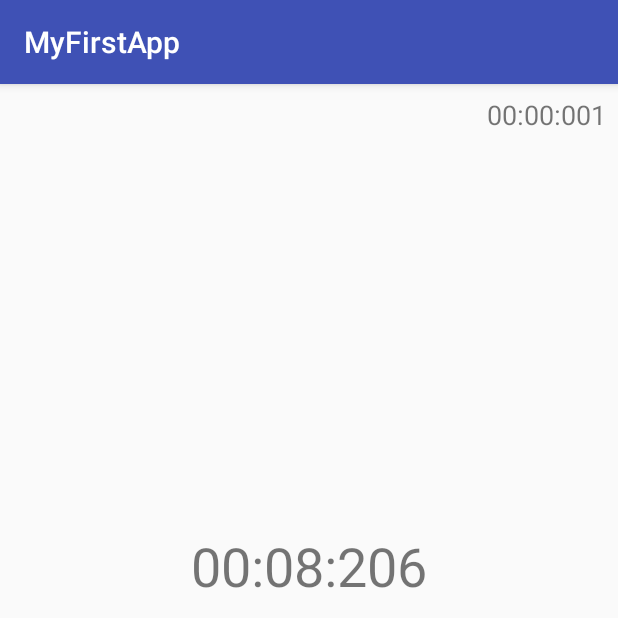
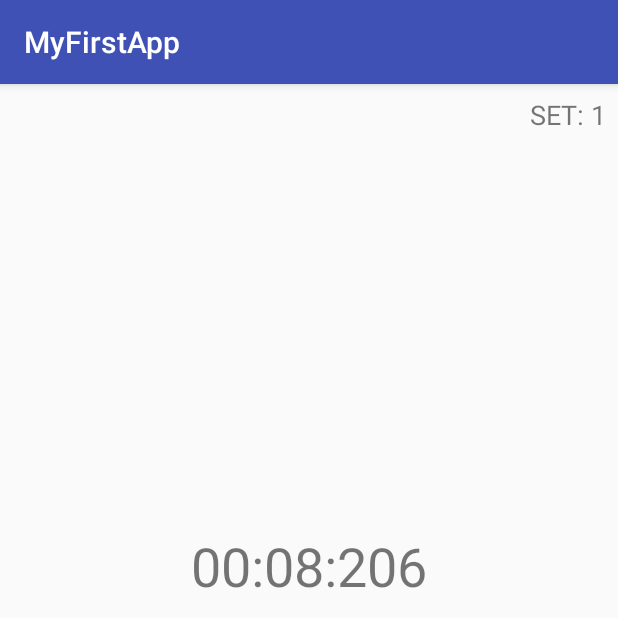
Before and after one commit to EitoSasaki/LearningDevApp, an Android app: the screen it shows after launch (MainActivity), after a tap on "START", on a phone screen of 412 x 824 dp, the top half of it. Run offline under Robolectric (Android 15) with nearby library versions, the phone set to English and light mode, and no system bars.

Commit message:
セット数の型を変更 セット数の表示を調整するメソッドの追加

```diff
--- a/app/src/main/java/com/example/myfirstapp/MainActivity.kt
+++ b/app/src/main/java/com/example/myfirstapp/MainActivity.kt
@@ -34,7 +34,7 @@ class MainActivity : AppCompatActivity() {
         //時間の設定
         var countTime: Long = 10000
         var interval: Long = 5000
-        var set: Long = 2
+        var set: Int = 2
 
         //Viewの設定
         val startButton = findViewById<Button>(R.id.startButton)
@@ -42,7 +42,7 @@ class MainActivity : AppCompatActivity() {
         timerText = findViewById<TextView>(R.id.displayTime)
         timerText!!.setText(dateFormat.format(countTime))
         setCountText = findViewById<TextView>(R.id.countSet)
-        setCountText!!.setText(dateFormat.format(1))
+        setCountText!!.setText("SET: 1")
 
         //効果音の設定
         //var soundOne: Int
@@ -67,13 +67,13 @@ class MainActivity : AppCompatActivity() {
         }
     }
 
-    internal inner class CountDown(countTime: Long, interval: Long, set: Long) : Runnable {
+    internal inner class CountDown(countTime: Long, interval: Long, set: Int) : Runnable {
         //変数の設定
         var timer: Long = 0 //カウントダウン用の時間をセット
         private val countTime: Long = countTime
         private val interval: Long = interval
-        private val set: Long = set //最大セット数
-        private var setCount: Long = 0 //セット数カウント用
+        private val set: Int = set //最大セット数
+        private var setCount: Int = 0 //セット数カウント用
         private var mode: Int = -1  //-1のときはインターバル
 
         override fun run() {
@@ -91,7 +91,7 @@ class MainActivity : AppCompatActivity() {
                 }
                 else{
                     //セット数を表示
-                    setCountText!!.setText(dateFormat.format(setCount))
+                    setCountText!!.setText(toStringSetCount(setCount))
                     //タイマーをセット
                     timer = setTimer(mode)
                 }
@@ -122,6 +122,13 @@ class MainActivity : AppCompatActivity() {
             return timer
         }
 
+        //セット数の表示を調整する（キャスト）
+        private fun toStringSetCount(setCount: Int): String {
+            var str: String = "SET: "
+            str = str + Integer.toString(setCount)
+            return str
+        }
+
     }
 
 }
```
